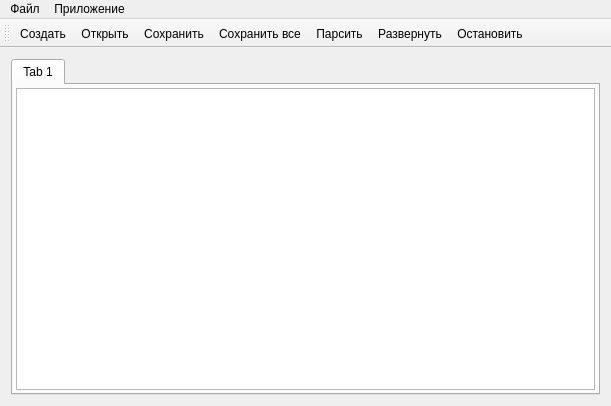
Above: terminal/src/mainwindow.ui from Automiq/alpha.protort before the change. Below: the same form after it.
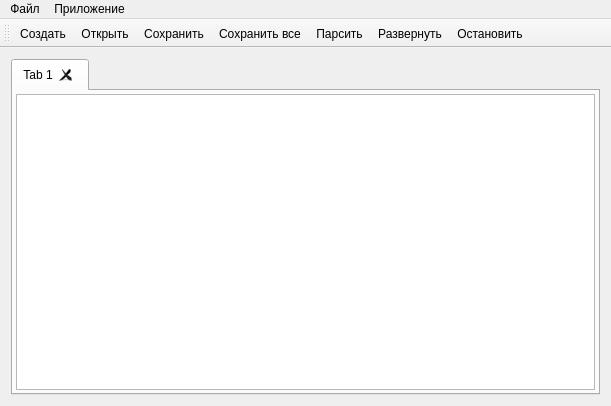
That is the form after the change. Icons and pictures are not drawn.

Commit message: добавлено закрытите текущей табы, открытие файла в новый таб

Patch:
```diff
--- a/terminal/src/mainwindow.ui
+++ b/terminal/src/mainwindow.ui
@@ -29,6 +29,9 @@
       <property name="currentIndex">
        <number>0</number>
       </property>
+      <property name="tabsClosable">
+       <bool>true</bool>
+      </property>
       <property name="movable">
        <bool>false</bool>
       </property>
```
The commit also changes 2 other files.
